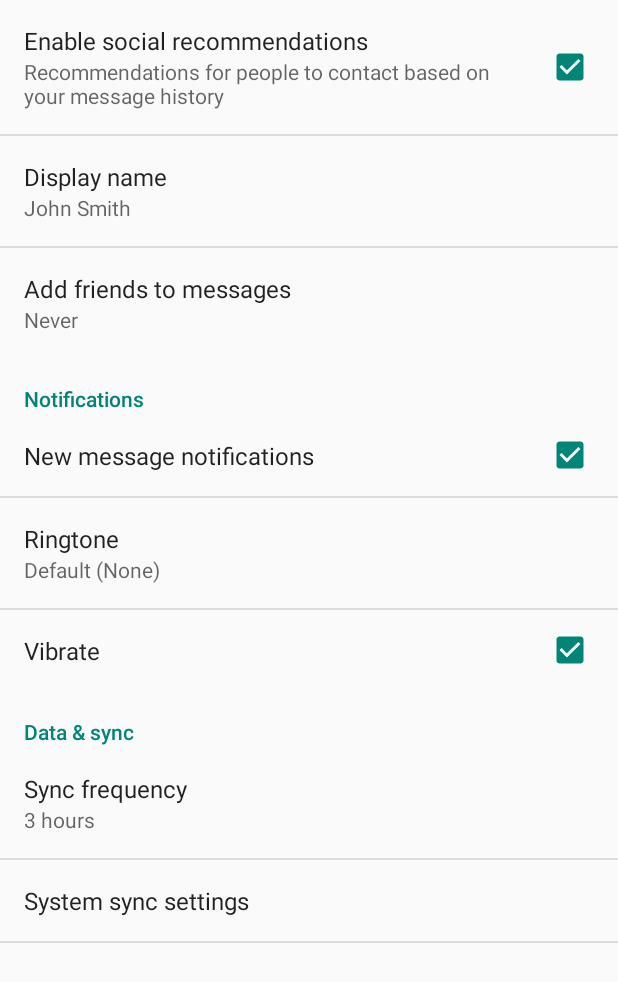
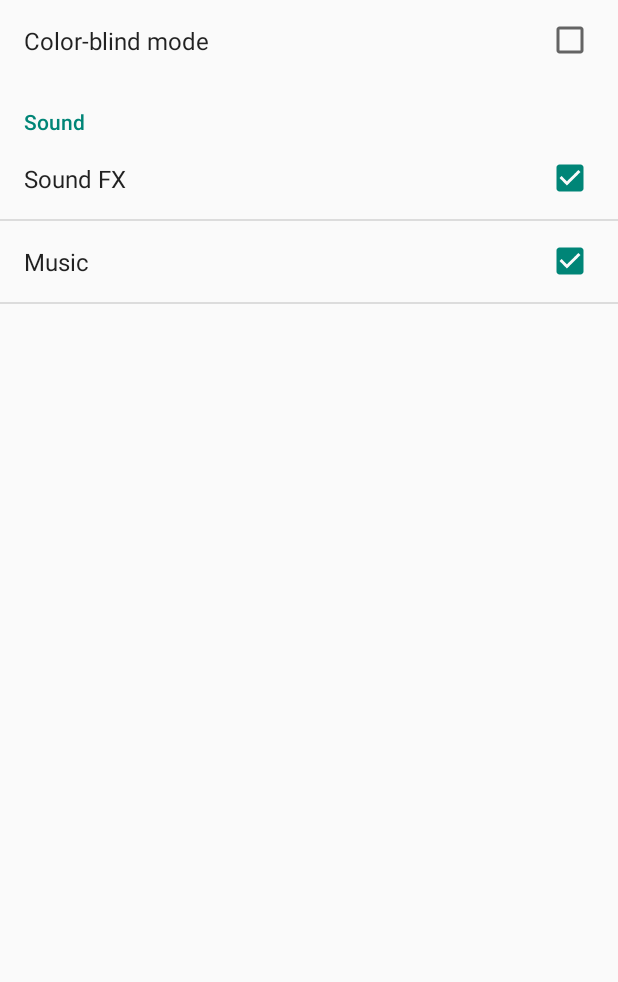
Before and after one commit to AndreasSE93/devgui2-project, an Android app: the SettingsActivity screen opened directly, with no data from a screen before it, on a phone screen of 412 x 824 dp. Shown: the top 982 px of the screen. Run offline under Robolectric (Android 15) with nearby library versions, the light colour scheme and no system bars.

Commit message:
Designed settings screen

```diff
--- a/app/src/main/java/devgui2/devgui2_project/SettingsActivity.java
+++ b/app/src/main/java/devgui2/devgui2_project/SettingsActivity.java
@@ -64,18 +64,13 @@ public class SettingsActivity extends PreferenceActivity {
 		// Add 'general' preferences.
 		addPreferencesFromResource(R.xml.pref_general);
 
-		// Add 'notifications' preferences, and a corresponding header.
+		// Add 'sound' preferences, and a corresponding header.
 		PreferenceCategory fakeHeader = new PreferenceCategory(this);
-		fakeHeader.setTitle(R.string.pref_header_notifications);
+		fakeHeader.setTitle(R.string.pref_header_sound);
 		getPreferenceScreen().addPreference(fakeHeader);
-		addPreferencesFromResource(R.xml.pref_notification);
+		addPreferencesFromResource(R.xml.pref_sound);
 
-		// Add 'data and sync' preferences, and a corresponding header.
-		fakeHeader = new PreferenceCategory(this);
-		fakeHeader.setTitle(R.string.pref_header_data_sync);
-		getPreferenceScreen().addPreference(fakeHeader);
-		addPreferencesFromResource(R.xml.pref_data_sync);
-
+		/*
 		// Bind the summaries of EditText/List/Dialog/Ringtone preferences to
 		// their values. When their values change, their summaries are updated
 		// to reflect the new value, per the Android Design guidelines.
@@ -83,6 +78,7 @@ public class SettingsActivity extends PreferenceActivity {
 		bindPreferenceSummaryToValue(findPreference("example_list"));
 		bindPreferenceSummaryToValue(findPreference("notifications_new_message_ringtone"));
 		bindPreferenceSummaryToValue(findPreference("sync_frequency"));
+		*/
 	}
 
 	/**
@@ -133,6 +129,7 @@ public class SettingsActivity extends PreferenceActivity {
 	private static Preference.OnPreferenceChangeListener sBindPreferenceSummaryToValueListener = new Preference.OnPreferenceChangeListener() {
 		@Override
 		public boolean onPreferenceChange(Preference preference, Object value) {
+			/*
 			String stringValue = value.toString();
 
 			if (preference instanceof ListPreference) {
@@ -174,6 +171,7 @@ public class SettingsActivity extends PreferenceActivity {
 				// simple string representation.
 				preference.setSummary(stringValue);
 			}
+			*/
 			return true;
 		}
 	};
@@ -228,7 +226,7 @@ public class SettingsActivity extends PreferenceActivity {
 		@Override
 		public void onCreate(Bundle savedInstanceState) {
 			super.onCreate(savedInstanceState);
-			addPreferencesFromResource(R.xml.pref_notification);
+			addPreferencesFromResource(R.xml.pref_sound);
 
 			// Bind the summaries of EditText/List/Dialog/Ringtone preferences
 			// to their values. When their values change, their summaries are
--- a/app/src/main/res/values/strings_activity_settings.xml
+++ b/app/src/main/res/values/strings_activity_settings.xml
@@ -50,12 +50,8 @@
     <string name="pref_title_system_sync_settings">System sync settings</string>
 
     <!-- Example settings for Notifications -->
-    <string name="pref_header_notifications">Notifications</string>
-
-    <string name="pref_title_new_message_notifications">New message notifications</string>
-
-    <string name="pref_title_ringtone">Ringtone</string>
-    <string name="pref_ringtone_silent">Silent</string>
-
-    <string name="pref_title_vibrate">Vibrate</string>
+    <string name="pref_header_sound">Sound</string>
+    <string name="pref_title_color_blind_mode">Color-blind mode</string>
+    <string name="pref_title_sound_fx">Sound FX</string>
+    <string name="pref_title_music">Music</string>
 </resources>
--- a/app/src/main/res/xml/pref_general.xml
+++ b/app/src/main/res/xml/pref_general.xml
@@ -1,33 +1,8 @@
 <PreferenceScreen xmlns:android="http://schemas.android.com/apk/res/android">
 
     <CheckBoxPreference
-        android:key="example_checkbox"
-        android:title="@string/pref_title_social_recommendations"
-        android:summary="@string/pref_description_social_recommendations"
-        android:defaultValue="true" />
-
-    <!-- NOTE: EditTextPreference accepts EditText attributes. -->
-    <!-- NOTE: EditTextPreference's summary should be set to its value by the activity code. -->
-    <EditTextPreference
-        android:key="example_text"
-        android:title="@string/pref_title_display_name"
-        android:defaultValue="@string/pref_default_display_name"
-        android:selectAllOnFocus="true"
-        android:inputType="textCapWords"
-        android:capitalize="words"
-        android:singleLine="true"
-        android:maxLines="1" />
-
-    <!-- NOTE: Hide buttons to simplify the UI. Users can touch outside the dialog to
-         dismiss it. -->
-    <!-- NOTE: ListPreference's summary should be set to its value by the activity code. -->
-    <ListPreference
-        android:key="example_list"
-        android:title="@string/pref_title_add_friends_to_messages"
-        android:defaultValue="-1"
-        android:entries="@array/pref_example_list_titles"
-        android:entryValues="@array/pref_example_list_values"
-        android:negativeButtonText="@null"
-        android:positiveButtonText="@null" />
+        android:key="color_blind_checkbox"
+        android:title="@string/pref_title_color_blind_mode"
+        android:defaultValue="false" />
 
 </PreferenceScreen>
--- a/app/src/main/res/xml/pref_headers.xml
+++ b/app/src/main/res/xml/pref_headers.xml
@@ -8,16 +8,6 @@
 
     <header
         android:fragment="devgui2.devgui2_project.SettingsActivity$NotificationPreferenceFragment"
-        android:title="@string/pref_header_notifications"/>
-
-    <header
-        android:fragment="devgui2.devgui2_project.SettingsActivity$DataSyncPreferenceFragment"
-        android:title="@string/pref_header_data_sync"/><header
-        android:fragment="devgui2.devgui2_project.SettingsActivity$GeneralPreferenceFragment"
-        android:title="@string/pref_header_general" /><header
-        android:fragment="devgui2.devgui2_project.SettingsActivity$NotificationPreferenceFragment"
-        android:title="@string/pref_header_notifications" /><header
-        android:fragment="devgui2.devgui2_project.SettingsActivity$DataSyncPreferenceFragment"
-        android:title="@string/pref_header_data_sync" />
+        android:title="@string/pref_header_sound"/>
 
 </preference-headers>
--- a/app/src/main/res/xml/pref_notification.xml
+++ /dev/null
@@ -1,27 +0,0 @@
-<PreferenceScreen xmlns:android="http://schemas.android.com/apk/res/android">
-
-    <!-- A 'parent' preference, which enables/disables child preferences (below)
-         when checked/unchecked. -->
-    <CheckBoxPreference
-        android:key="notifications_new_message"
-        android:title="@string/pref_title_new_message_notifications"
-        android:defaultValue="true" />
-
-    <!-- Allows the user to choose a ringtone in the 'notification' category. -->
-    <!-- NOTE: This preference will be enabled only when the checkbox above is checked. -->
-    <!-- NOTE: RingtonePreference's summary should be set to its value by the activity code. -->
-    <RingtonePreference
-        android:dependency="notifications_new_message"
-        android:key="notifications_new_message_ringtone"
-        android:title="@string/pref_title_ringtone"
-        android:ringtoneType="notification"
-        android:defaultValue="content://settings/system/notification_sound" />
-
-    <!-- NOTE: This preference will be enabled only when the checkbox above is checked. -->
-    <CheckBoxPreference
-        android:dependency="notifications_new_message"
-        android:key="notifications_new_message_vibrate"
-        android:title="@string/pref_title_vibrate"
-        android:defaultValue="true" />
-
-</PreferenceScreen>
--- /dev/null
+++ b/app/src/main/res/xml/pref_sound.xml
@@ -0,0 +1,15 @@
+<PreferenceScreen xmlns:android="http://schemas.android.com/apk/res/android">
+
+    <!-- A 'parent' preference, which enables/disables child preferences (below)
+         when checked/unchecked. -->
+    <CheckBoxPreference
+        android:key="pref_sound_fx"
+        android:title="@string/pref_title_sound_fx"
+        android:defaultValue="true" />
+
+    <CheckBoxPreference
+        android:key="pref_sound_music"
+        android:title="@string/pref_title_music"
+        android:defaultValue="true" />
+
+</PreferenceScreen>
```
